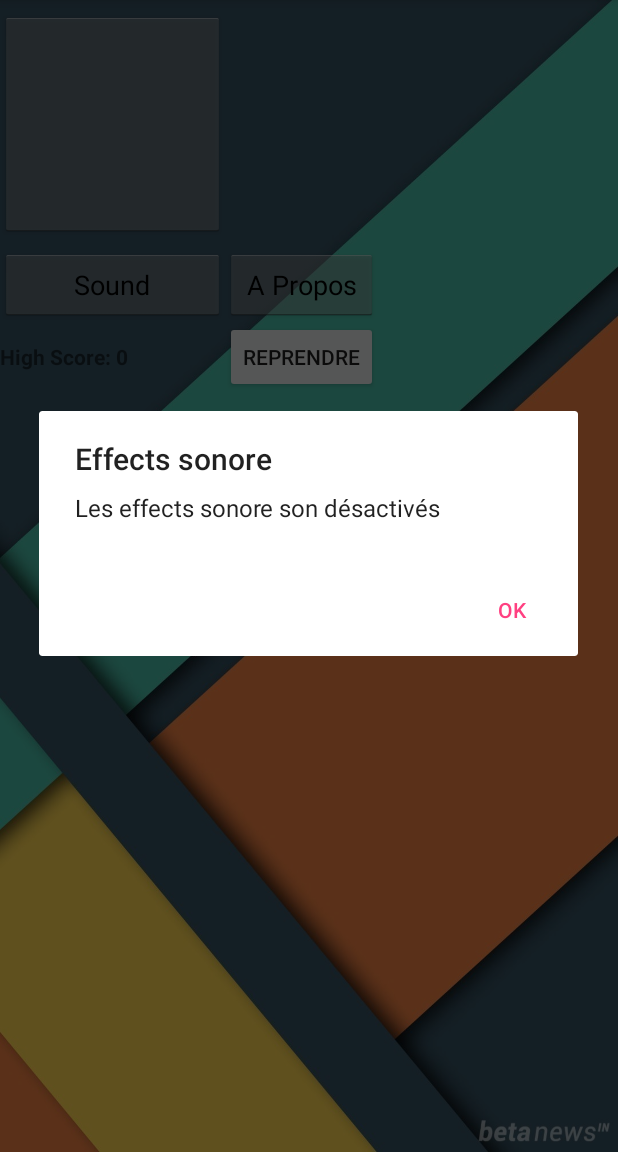
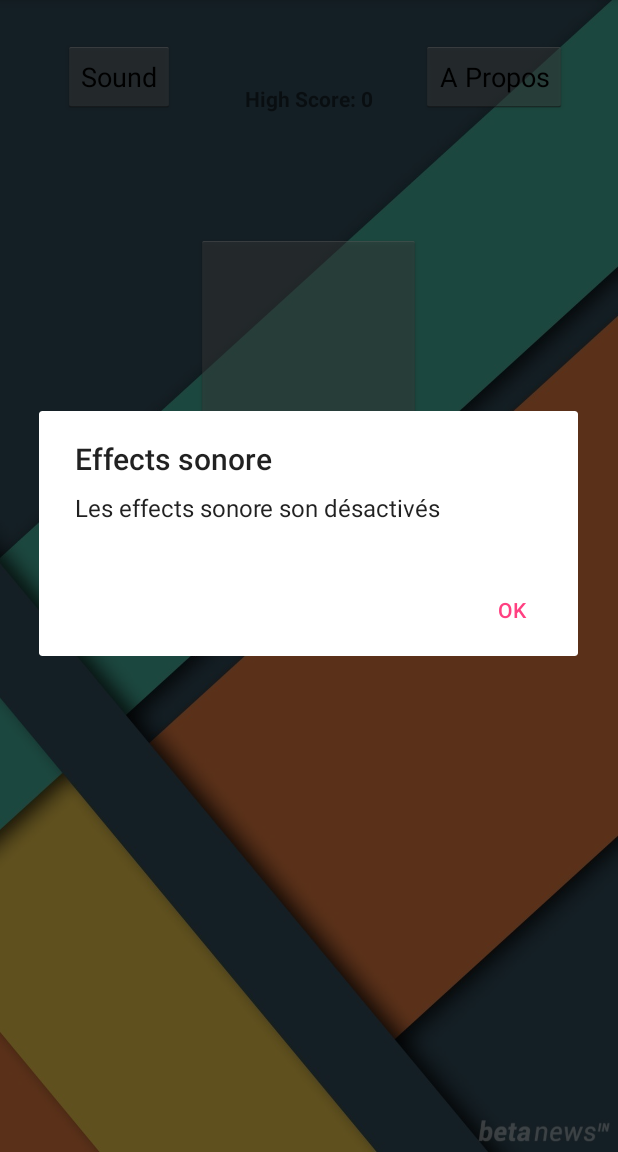
Before and after one commit to Juniior77/ColorMatch, an Android app: the screen it shows after launch (MainActivity), after a tap on "Sound", on a phone screen of 412 x 824 dp, the part 84-1236 px from its top. Run offline under Robolectric (Android 15) with nearby library versions, the phone set to English and light mode, and no system bars.

```diff
--- a/app/src/main/AndroidManifest.xml
+++ b/app/src/main/AndroidManifest.xml
@@ -16,7 +16,7 @@
                 <category android:name="android.intent.category.LAUNCHER" />
             </intent-filter>
         </activity>
-        <activity android:name=".ColorMatchActivity" android:label="ColorMatch" />
-        <activity android:name=".popAPropos"/>
+        <activity android:name=".ColorMatchActivity" android:label="ColorMatch" android:screenOrientation="portrait"/>
+        <activity android:name=".popAPropos" android:screenOrientation="portrait"/>
     </application>
 </manifest>
--- a/app/src/main/java/pariseight/colormatch/ColorMatchView.java
+++ b/app/src/main/java/pariseight/colormatch/ColorMatchView.java
@@ -175,6 +175,7 @@ public class ColorMatchView extends SurfaceView implements SurfaceHolder.Callbac
         mEditor.putInt(String.valueOf(R.string.OLD_LVL), Lvl);
         mEditor.putInt(String.valueOf(R.string.OLD_SCORE), score);
         mEditor.putLong(String.valueOf(R.string.OLD_TEMPS), mChrono.temps);
+        mEditor.apply();
         Log.i("-> FCT <-", "Lvl: " + Lvl + " Score: " + score + " Chrono : " + mChrono.temps);
     }
 
@@ -183,6 +184,7 @@ public class ColorMatchView extends SurfaceView implements SurfaceHolder.Callbac
     {
         String oldCarte = mPref.getString(String.valueOf(R.string.OLD_CARTE), "");
         StringTokenizer myOldCarte = new StringTokenizer(oldCarte, ";");
+        Log.i("-> FCT <-", "StringCarte: " + oldCarte + " StringTokenizer: " + myOldCarte);
         for (int i = 0; i < carteHeight; i++) {
             for (int j = 0; j < carteWidth; j++) {
                 carte[i][j] = Integer.parseInt(myOldCarte.nextToken());
@@ -191,9 +193,9 @@ public class ColorMatchView extends SurfaceView implements SurfaceHolder.Callbac
         }
         Lvl = mPref.getInt(String.valueOf(R.string.OLD_LVL), 0);
         score = mPref.getInt(String.valueOf(R.string.OLD_SCORE), 0);
-        tempsRestant = mPref.getLong(String.valueOf(R.string.OLD_TEMPS),0);
-        Log.i("-> FCT <-", "Lvl: " + Lvl + " Score: " + score + " Chrono : " + mChrono.temps);
-        //repereOldGame = false;
+        tempsRestant = (mPref.getLong(String.valueOf(R.string.OLD_TEMPS), 0)*1000);
+        Log.i("-> FCT <-", "Lvl: " + Lvl + " Score: " + score + " Chrono : " + tempsRestant);
+        repereOldGame = false;
 
     }
 
--- a/app/src/main/java/pariseight/colormatch/MainActivity.java
+++ b/app/src/main/java/pariseight/colormatch/MainActivity.java
@@ -21,6 +21,7 @@ public class MainActivity extends AppCompatActivity {
 
     public boolean sound = true;
     public boolean BoolOldGame = false;
+    public int nbCouleur = 8;
     private int HighScore = 0;
     private SharedPreferences mPref;
 
@@ -35,7 +36,7 @@ public class MainActivity extends AppCompatActivity {
         ButtonAPropos = (Button)findViewById(R.id.bAPropos);
         ButtonReprendre = (Button)findViewById(R.id.bReprendre) ;
         TextHighScore = (TextView)findViewById(R.id.textView6);
-
+        ButtonReprendre.setVisibility(View.INVISIBLE);
         mPref = getBaseContext().getSharedPreferences(String.valueOf(R.string.MY_PREF), MODE_PRIVATE);
 
         if(mPref.contains(String.valueOf(R.string.HIGH_SCORE)))
--- a/app/src/main/res/layout/main.xml
+++ b/app/src/main/res/layout/main.xml
@@ -1,62 +1,62 @@
 <?xml version="1.0" encoding="utf-8"?>
 
-<TableLayout xmlns:android="http://schemas.android.com/apk/res/android"
+<RelativeLayout xmlns:android="http://schemas.android.com/apk/res/android"
     xmlns:app="http://schemas.android.com/apk/res-auto"
     xmlns:tools="http://schemas.android.com/tools"
     android:id="@+id/main"
     android:layout_width="fill_parent"
     android:layout_height="fill_parent"
-
     tools:context="pariseight.colormatch.MainActivity"
     android:orientation="vertical"
-    android:weightSum="1"
     android:background="@drawable/background">
 
-    <TableRow
-        android:layout_centerHorizontal="true"
-        android:layout_width="match_parent"
-        android:layout_height="match_parent">
 
-        <Button
-            android:layout_marginTop="8dp"
-            android:id="@+id/bPlay"
-            style="@android:style/Widget.Holo.Light.Button"
-            android:layout_width="150dp"
-            android:layout_height="150dp" />
-
-    </TableRow>
-
-    <TableRow>
-    <Button
-        android:layout_marginTop="8dp"
-        android:text="@string/SOUND"
-        android:id="@+id/bSound"
-        style="@android:style/Widget.Holo.Light.Button.Inset" />
-
-    <Button
-        android:layout_marginTop="8dp"
-        android:text="@string/A_PROPOS"
-        android:id="@+id/bAPropos"
-        style="@android:style/Widget.Holo.Light.Button.Inset" />
-
-    </TableRow>
-
-    <TableRow>
-
-        <TextView
+    <TextView
             android:text="TextView"
             android:layout_width="wrap_content"
             android:layout_height="wrap_content"
             android:id="@+id/textView6"
-            android:textStyle="bold" />
+            android:textStyle="bold"
+        android:layout_alignParentTop="true"
+        android:layout_centerHorizontal="true"
+        android:layout_marginTop="56dp" />
 
-        <Button
-            android:text="@string/REPRENDRE_JEUX"
-            android:layout_width="wrap_content"
-            android:layout_height="wrap_content"
-            android:id="@+id/bReprendre" />
+    <Button
+        android:id="@+id/bPlay"
+        style="@android:style/Widget.Holo.Light.Button"
+        android:layout_width="150dp"
+        android:layout_height="150dp"
+        android:layout_below="@+id/textView6"
+        android:layout_centerHorizontal="true"
+        android:layout_marginTop="81dp" />
 
-    </TableRow>
+    <Button
+        android:text="@string/SOUND"
+        android:id="@+id/bSound"
+        style="@android:style/Widget.Holo.Light.Button.Inset"
+        android:layout_width="wrap_content"
+        android:layout_height="wrap_content"
+        android:layout_alignBottom="@+id/textView6"
+        android:layout_toStartOf="@+id/bPlay"
+        android:layout_marginEnd="14dp" />
+
+    <Button
+        android:text="@string/A_PROPOS"
+        android:id="@+id/bAPropos"
+        style="@android:style/Widget.Holo.Light.Button.Inset"
+        android:layout_width="wrap_content"
+        android:layout_height="wrap_content"
+        android:layout_alignBottom="@+id/textView6"
+        android:layout_toEndOf="@+id/bPlay" />
+
+    <Button
+        android:text="@string/REPRENDRE_JEUX"
+        android:layout_width="wrap_content"
+        android:layout_height="wrap_content"
+        android:id="@+id/bReprendre"
+        android:layout_marginTop="16dp"
+        android:layout_below="@+id/bPlay"
+        android:layout_centerHorizontal="true" />
 
 
-</TableLayout>
+</RelativeLayout>
```
